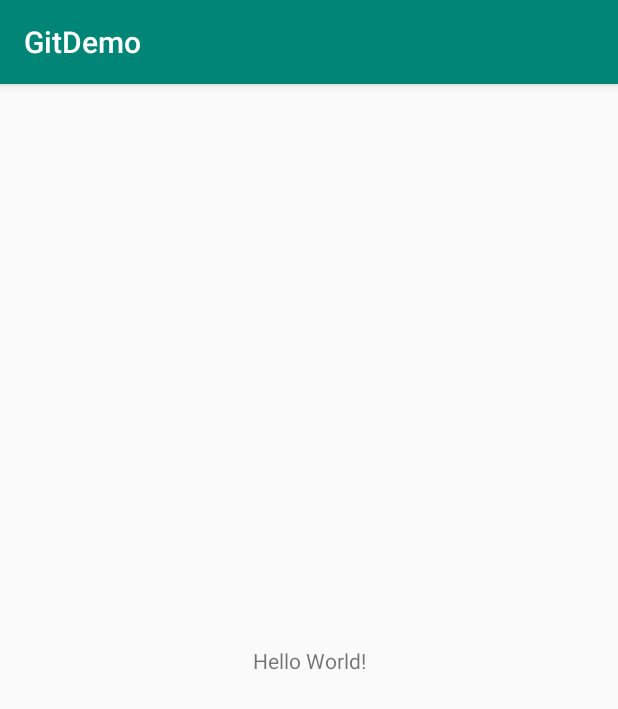
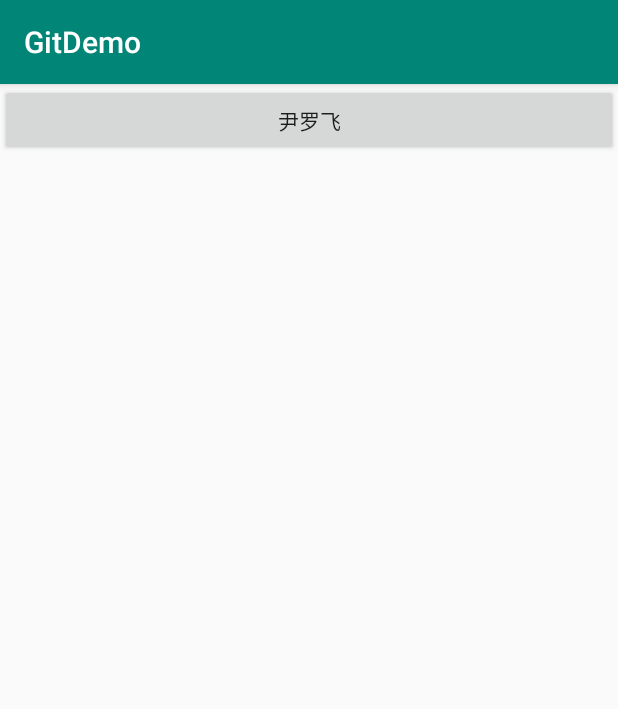
Before and after one commit to luofei1999/GitDemo, an Android app: the screen it shows after launch (MainActivity), on a phone screen of 412 x 824 dp. Shown: the top 709 px of the screen. Run offline under Robolectric (Android 15) with nearby library versions, the phone set to English and light mode, and no system bars.

Commit message:
尹罗飞分支

```diff
--- a/app/src/main/java/cn/com/gitdemo/MainActivity.java
+++ b/app/src/main/java/cn/com/gitdemo/MainActivity.java
@@ -3,12 +3,28 @@ package cn.com.gitdemo;
 import androidx.appcompat.app.AppCompatActivity;
 
 import android.os.Bundle;
+import android.view.View;
+import android.widget.Button;
+import android.widget.Toast;
 
 public class MainActivity extends AppCompatActivity {
+    private Button btn1;
 
     @Override
     protected void onCreate(Bundle savedInstanceState) {
         super.onCreate(savedInstanceState);
         setContentView(R.layout.activity_main);
+
+
+
+        btn1 = findViewById(R.id.btn_1);
+
+        btn1.setOnClickListener(new View.OnClickListener() {
+            @Override
+            public void onClick(View v) {
+                Toast.makeText(MainActivity.this, "尹罗飞", Toast.LENGTH_SHORT).show();
+            }
+        });
+
     }
 }
--- a/app/src/main/res/layout/activity_main.xml
+++ b/app/src/main/res/layout/activity_main.xml
@@ -1,18 +1,17 @@
 <?xml version="1.0" encoding="utf-8"?>
-<androidx.constraintlayout.widget.ConstraintLayout xmlns:android="http://schemas.android.com/apk/res/android"
+<LinearLayout xmlns:android="http://schemas.android.com/apk/res/android"
     xmlns:app="http://schemas.android.com/apk/res-auto"
     xmlns:tools="http://schemas.android.com/tools"
     android:layout_width="match_parent"
     android:layout_height="match_parent"
+    android:orientation="vertical"
     tools:context=".MainActivity">
 
-    <TextView
-        android:layout_width="wrap_content"
+    <Button
+        android:id="@+id/btn_1"
+        android:layout_width="match_parent"
         android:layout_height="wrap_content"
-        android:text="Hello World!"
-        app:layout_constraintBottom_toBottomOf="parent"
-        app:layout_constraintLeft_toLeftOf="parent"
-        app:layout_constraintRight_toRightOf="parent"
-        app:layout_constraintTop_toTopOf="parent" />
+        android:text="尹罗飞"
+        />
 
-</androidx.constraintlayout.widget.ConstraintLayout>
+</LinearLayout>
```
